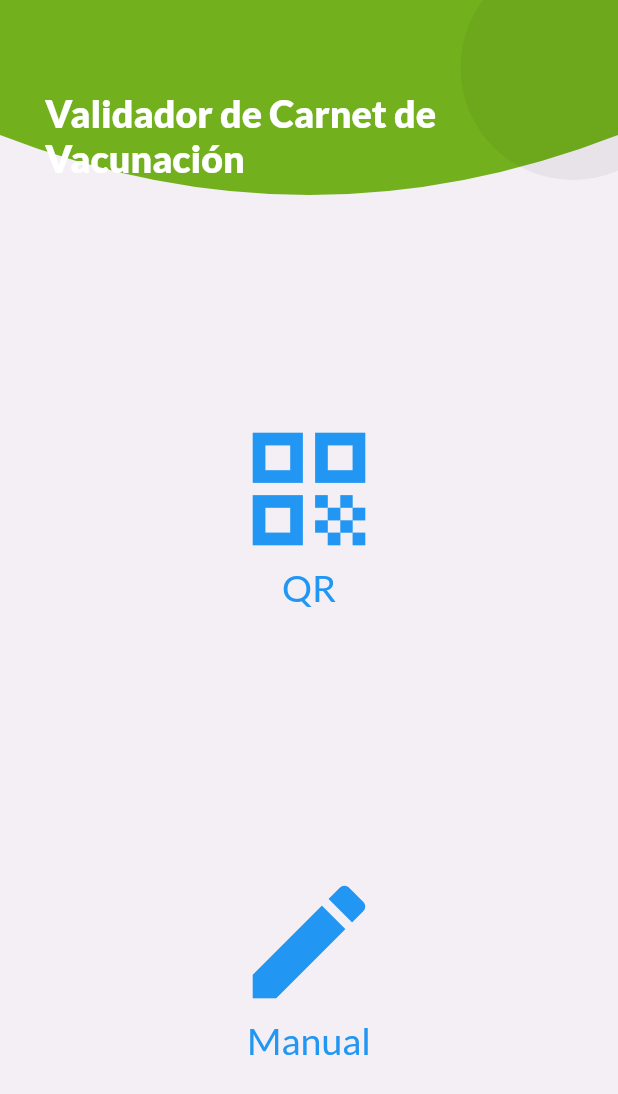
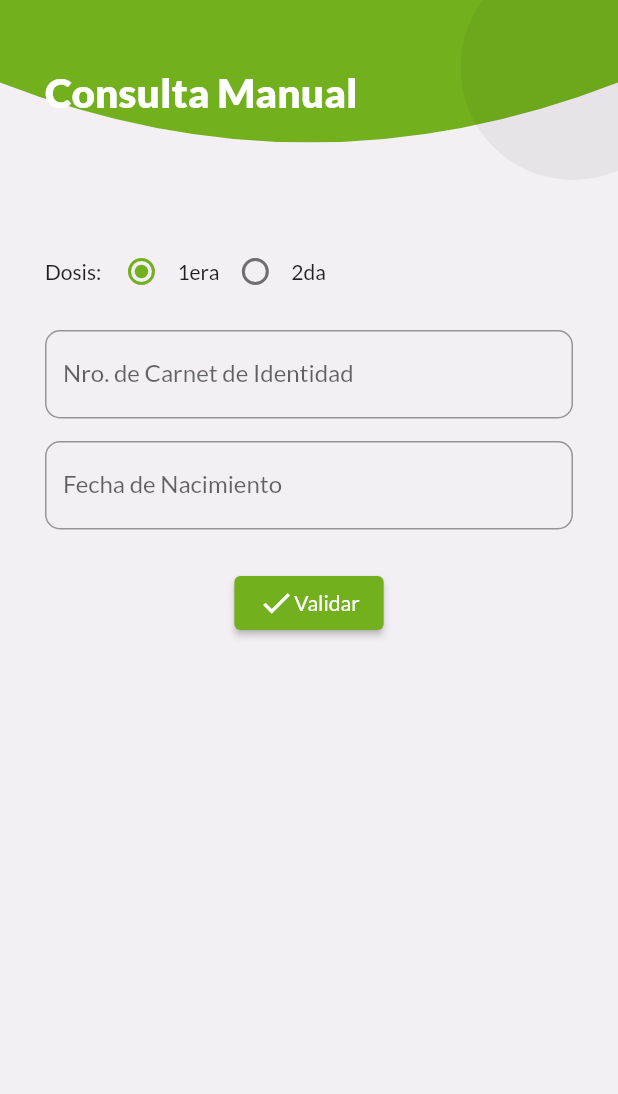
Before and after one commit to CesarSP99/vacunacheck-bo, a Flutter app: the screen it shows after launch, after a tap on "Manual", on a phone screen of 412 x 824 dp. Shown: the top 1094 px of the screen. Run offline on Flutter 3.47's test engine with Material 2 defaults, Android fonts, the light colour scheme and no system bars; our stand-ins replace flutter_custom_clippers, google_fonts, wakelock; missing offline and left inert: qr_code_scanner.

Commit message:
Add manual query screen

```diff
--- a/lib/views/home_page.dart
+++ b/lib/views/home_page.dart
@@ -1,5 +1,6 @@
 import 'package:flutter/material.dart';
 import 'package:flutter_custom_clippers/flutter_custom_clippers.dart';
+import 'package:verificador_carnet_de_vacunacion_bo/views/manual_screen.dart';
 import 'package:verificador_carnet_de_vacunacion_bo/views/qr_scan_screen.dart';
 import '../widgets/custom_text_button.dart';
 import '../utils/const.dart';
@@ -16,14 +17,17 @@ class HomePage extends StatelessWidget {
     },
   ];
 
-  void onManualPressed() {
-    print('hola');
-  }
-
   void onQRPressed(BuildContext context) {
     Navigator.push(
       context,
       MaterialPageRoute(builder: (context) => QRScanScreen()),
+    );
+  }
+
+  void onManualPressed(BuildContext context) {
+    Navigator.push(
+      context,
+      MaterialPageRoute(builder: (context) => ManualScreen()),
     );
   }
 
@@ -41,7 +45,7 @@ class HomePage extends StatelessWidget {
             clipper: OvalBottomBorderClipper(),
             child: Container(
               color: Theme.of(context).accentColor,
-              height: 130 + statusBarHeight,
+              height: 120 + statusBarHeight,
             ),
           ),
           Positioned(
@@ -59,11 +63,11 @@ class HomePage extends StatelessWidget {
             padding: EdgeInsets.all(Constants.paddingSide),
             child: Column(
               children: <Widget>[
-                SizedBox(height: 30),
+                SizedBox(height: 15),
                 Text(
                   'Validador de Carnet de Vacunación',
                   style: TextStyle(
-                      fontSize: 25,
+                      fontSize: 27,
                       fontWeight: FontWeight.w900,
                       color: Colors.white),
                 ),
@@ -76,12 +80,12 @@ class HomePage extends StatelessWidget {
                         CustomTextButton(
                           icon: options[0]['icon'],
                           text: options[0]['text'],
-                          onPressedAction: () => {onQRPressed(context)},
+                          onPressedAction: () => onQRPressed(context),
                         ),
                         CustomTextButton(
                           icon: options[1]['icon'],
                           text: options[1]['text'],
-                          onPressedAction: onManualPressed,
+                          onPressedAction: () => onManualPressed(context),
                         ),
                       ],
                     ),
--- /dev/null
+++ b/lib/views/manual_screen.dart
@@ -0,0 +1,251 @@
+import 'package:flutter/material.dart';
+import 'package:flutter_custom_clippers/flutter_custom_clippers.dart';
+import 'package:html/parser.dart';
+import '../utils/const.dart';
+import 'package:http/http.dart' as http;
+
+import 'details_screen.dart';
+
+enum Dosis {
+  Primera,
+  Segunda,
+}
+
+class ManualScreen extends StatefulWidget {
+  ManualScreen({Key? key}) : super(key: key);
+
+  @override
+  _ManualScreenState createState() => _ManualScreenState();
+}
+
+class _ManualScreenState extends State<ManualScreen> {
+  Dosis dosis = Dosis.Primera;
+  TextEditingController ci = TextEditingController();
+  TextEditingController fechaDeNacimiento = TextEditingController();
+
+  @override
+  void initState() {
+    super.initState();
+  }
+
+  @override
+  Widget build(BuildContext context) {
+    double statusBarHeight = MediaQuery.of(context).padding.top;
+
+    return Scaffold(
+      backgroundColor: Constants.backgroundColor,
+      body: Stack(
+        children: <Widget>[
+          ClipPath(
+            clipper: OvalBottomBorderClipper(),
+            child: Container(
+              color: Theme.of(context).accentColor,
+              height: 95 + statusBarHeight,
+            ),
+          ),
+          Positioned(
+            right: -45,
+            top: -30,
+            child: ClipOval(
+              child: Container(
+                color: Colors.black.withOpacity(0.05),
+                height: 150,
+                width: 150,
+              ),
+            ),
+          ),
+          Padding(
+            padding: EdgeInsets.all(Constants.paddingSide),
+            child: Column(
+              crossAxisAlignment: CrossAxisAlignment.start,
+              children: <Widget>[
+                SizedBox(height: 15),
+                FittedBox(
+                  child: Text(
+                    'Consulta Manual',
+                    style: TextStyle(
+                      fontSize: 27,
+                      fontWeight: FontWeight.w900,
+                      color: Colors.white,
+                    ),
+                    textAlign: TextAlign.left,
+                  ),
+                ),
+                SizedBox(height: 80),
+                Container(
+                  child: Column(
+                    mainAxisAlignment: MainAxisAlignment.spaceAround,
+                    children: [
+                      //Dose
+                      Row(
+                        children: [
+                          Flexible(flex: 2, child: Text('Dosis: ')),
+                          Radio<Dosis>(
+                            value: Dosis.Primera,
+                            groupValue: dosis,
+                            onChanged: (dosis) {
+                              setState(() {
+                                this.dosis = dosis!;
+                              });
+                            },
+                          ),
+                          Text('1era'),
+                          Radio<Dosis>(
+                            value: Dosis.Segunda,
+                            groupValue: dosis,
+                            onChanged: (dosis) {
+                              setState(() {
+                                this.dosis = dosis!;
+                              });
+                            },
+                          ),
+                          Text('2da'),
+                        ],
+                      ),
+                      SizedBox(height: 15),
+                      //ID Number
+                      TextField(
+                        controller: ci,
+                        keyboardType: TextInputType.number,
+                        decoration: InputDecoration(
+                          border: OutlineInputBorder(
+                            borderSide: BorderSide(),
+                            borderRadius: BorderRadius.circular(10.0),
+                          ),
+                          focusedBorder: OutlineInputBorder(
+                            borderSide: BorderSide(color: Constants.lightGreen),
+                          ),
+                          labelText: "Nro. de Carnet de Identidad",
+                          hintText: "(Sin complemento)",
+                        ),
+                      ),
+                      SizedBox(height: 15),
+                      //Birth Date
+                      TextField(
+                        controller: fechaDeNacimiento,
+                        keyboardType: TextInputType.datetime,
+                        decoration: InputDecoration(
+                          border: OutlineInputBorder(
+                            borderSide: BorderSide(),
+                            borderRadius: BorderRadius.circular(10.0),
+                          ),
+                          focusedBorder: OutlineInputBorder(
+                            borderSide: BorderSide(color: Constants.lightGreen),
+                          ),
+                          labelText: "Fecha de Nacimiento",
+                          hintText: "dd/mm/aaaa",
+                        ),
+                      ),
+                      SizedBox(height: 25),
+                      Container(
+                        width: double.infinity,
+                        child: Center(
+                          child: FittedBox(
+                            child: ElevatedButton(
+                              child: Row(
+                                children: [
+                                  Icon(Icons.check),
+                                  Text('Validar'),
+                                ],
+                              ),
+                              style: ElevatedButton.styleFrom(
+                                  primary: Constants.lightGreen),
+                              onPressed: () async {
+                                Map<String, String> params = {
+                                  'dosis': dosis == Dosis.Primera
+                                      ? '1ra. DOSIS'
+                                      : '2da DOSIS',
+                                  'ci': ci.text,
+                                  'fechanacimiento': fechaDeNacimiento.text,
+                                };
+                                if (!isDataValid(params)) {
+                                  ScaffoldMessenger.of(context).showSnackBar(
+                                    SnackBar(
+                                        content: Text(
+                                            'Los valores ingresados no son válidos')),
+                                  );
+                                  return;
+                                } else {
+                                  ScaffoldMessenger.of(context).showSnackBar(
+                                    SnackBar(
+                                        content: Text('Validando datos...')),
+                                  );
+                                  Uri uri = Uri.https('sus.minsalud.gob.bo',
+                                      '/busca_vacuna_dosisqr', params);
+                                  http.Response response = await http.get(uri);
+                                  var document = parse(response.body);
+                                  if (document
+                                      .getElementsByClassName('panel-body')
+                                      .isNotEmpty) {
+                                    print(Map.fromIterables(
+                                        document
+                                            .getElementsByTagName('dt')
+                                            .map((e) => e.text.split(':').first)
+                                            .toList(),
+                                        document
+                                            .getElementsByTagName('dd')
+                                            .map((e) => e.text.split(':').first)
+                                            .toList()));
+                                    Navigator.pushReplacement(
+                                      context,
+                                      MaterialPageRoute(
+                                          builder: (context) =>
+                                              DetailsScreen()),
+                                    );
+                                  }
+                                  //Altered QR or fake COVID Vaccination card
+                                  else {
+                                    showInvalidDialog(context);
+                                  }
+                                }
+                              },
+                            ),
+                          ),
+                        ),
+                      ),
+                    ],
+                  ),
+                ),
+              ],
+            ),
+          )
+        ],
+      ),
+    );
+  }
+
+  void showInvalidDialog(BuildContext buildContext) {
+    showDialog(
+      context: context,
+      builder: (BuildContext context) {
+        return AlertDialog(
+          title: Row(children: [
+            Icon(Icons.dangerous),
+            Text("Carnet Falso"),
+          ]),
+          content: Text(
+              "El carnet escaneado no se encuentra registrado en la base de datos del Ministerio"),
+          actions: <Widget>[
+            TextButton(
+              child: Text("OK"),
+              onPressed: () {
+                Navigator.of(context).pop();
+              },
+            ),
+          ],
+        );
+      },
+    );
+  }
+
+  bool isDataValid(Map<String, String> params) {
+    RegExp birthDateValidator = RegExp(
+        r'^(((0[1-9]|[12]\d|3[01])\/(0[13578]|1[02])\/((19|[2-9]\d)\d{2}))|((0[1-9]|[12]\d|30)\/(0[13456789]|1[012])\/((19|[2-9]\d)\d{2}))|((0[1-9]|1\d|2[0-8])\/02\/((19|[2-9]\d)\d{2}))|(29\/02\/((1[6-9]|[2-9]\d)(0[48]|[2468][048]|[13579][26])|((16|[2468][048]|[3579][26])00))))$');
+    if (params['ci']!.isNotEmpty &&
+        birthDateValidator.hasMatch(params['fechanacimiento']!)) {
+      return true;
+    } else {
+      return false;
+    }
+  }
+}
```
